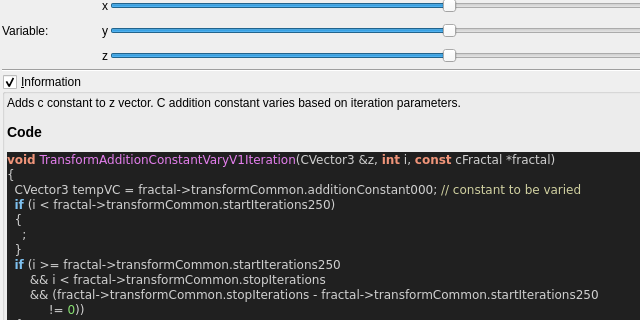
The window that mandelbulber2/qt_data/fractal_transf_add_constant_vary_v1.ui (buddhi1980/mandelbulber2) describes before a commit, drawn with Qt 5; both pictures show x 0 to 640 and y 108 to 428 of the 880 by 799 pixel window.
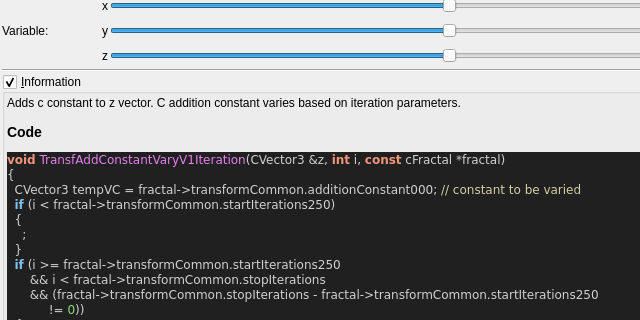
The same window after the commit. Custom widgets are drawn as their Qt base class.

Patch:
```diff
--- a/mandelbulber2/qt_data/fractal_transf_add_constant_vary_v1.ui
+++ b/mandelbulber2/qt_data/fractal_transf_add_constant_vary_v1.ui
@@ -490,7 +490,7 @@
 &lt;/table&gt;
 &lt;h3&gt;Code&lt;/h3&gt;
 &lt;body style=&quot;background-color:#202020&quot;&gt;
-&lt;pre style=&quot;color:#d0d0d0; background-color:#202020;  font-family:'Courier New',monospace;&quot;&gt;&lt;span style=&quot;color:#f09479; font-weight:bold&quot;&gt;void&lt;/span&gt; &lt;span style=&quot;color:#e47eed&quot;&gt;TransformAdditionConstantVaryV1Iteration&lt;/span&gt;&lt;span style=&quot;color:#d0d0d0&quot;&gt;(&lt;/span&gt;CVector3 &lt;span style=&quot;color:#d0d0d0&quot;&gt;&amp;amp;&lt;/span&gt;z&lt;span style=&quot;color:#d0d0d0&quot;&gt;,&lt;/span&gt; &lt;span style=&quot;color:#f09479; font-weight:bold&quot;&gt;int&lt;/span&gt; i&lt;span style=&quot;color:#d0d0d0&quot;&gt;,&lt;/span&gt; &lt;span style=&quot;color:#f09479; font-weight:bold&quot;&gt;const&lt;/span&gt; cFractal &lt;span style=&quot;color:#d0d0d0&quot;&gt;*&lt;/span&gt;fractal&lt;span style=&quot;color:#d0d0d0&quot;&gt;)&lt;/span&gt;
+&lt;pre style=&quot;color:#d0d0d0; background-color:#202020;  font-family:'Courier New',monospace;&quot;&gt;&lt;span style=&quot;color:#f09479; font-weight:bold&quot;&gt;void&lt;/span&gt; &lt;span style=&quot;color:#e47eed&quot;&gt;TransfAddConstantVaryV1Iteration&lt;/span&gt;&lt;span style=&quot;color:#d0d0d0&quot;&gt;(&lt;/span&gt;CVector3 &lt;span style=&quot;color:#d0d0d0&quot;&gt;&amp;amp;&lt;/span&gt;z&lt;span style=&quot;color:#d0d0d0&quot;&gt;,&lt;/span&gt; &lt;span style=&quot;color:#f09479; font-weight:bold&quot;&gt;int&lt;/span&gt; i&lt;span style=&quot;color:#d0d0d0&quot;&gt;,&lt;/span&gt; &lt;span style=&quot;color:#f09479; font-weight:bold&quot;&gt;const&lt;/span&gt; cFractal &lt;span style=&quot;color:#d0d0d0&quot;&gt;*&lt;/span&gt;fractal&lt;span style=&quot;color:#d0d0d0&quot;&gt;)&lt;/span&gt;
 &lt;span style=&quot;color:#d0d0d0&quot;&gt;{&lt;/span&gt;
   CVector3 tempVC &lt;span style=&quot;color:#d0d0d0&quot;&gt;=&lt;/span&gt; fractal&lt;span style=&quot;color:#d0d0d0&quot;&gt;-&amp;gt;&lt;/span&gt;transformCommon&lt;span style=&quot;color:#d0d0d0&quot;&gt;.&lt;/span&gt;additionConstant000&lt;span style=&quot;color:#d0d0d0&quot;&gt;;&lt;/span&gt; &lt;span style=&quot;color:#d0d0a0&quot;&gt;// constant to be varied&lt;/span&gt;
   &lt;span style=&quot;color:#7ec0ee; font-weight:bold&quot;&gt;if&lt;/span&gt; &lt;span style=&quot;color:#d0d0d0&quot;&gt;(&lt;/span&gt;i &lt;span style=&quot;color:#d0d0d0&quot;&gt;&amp;lt;&lt;/span&gt; fractal&lt;span style=&quot;color:#d0d0d0&quot;&gt;-&amp;gt;&lt;/span&gt;transformCommon&lt;span style=&quot;color:#d0d0d0&quot;&gt;.&lt;/span&gt;startIterations250&lt;span style=&quot;color:#d0d0d0&quot;&gt;)&lt;/span&gt;
```
Left out of the diff: 4 changed lines with no effect on the pictures.
